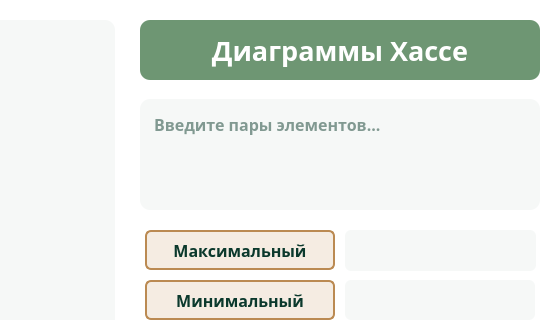
den4ik2975/courseWork, file ui/MainWindow.ui: the form before one commit; both pictures show x 565 to 1125 and y 0 to 320 of the 1125 by 700 pixel window.
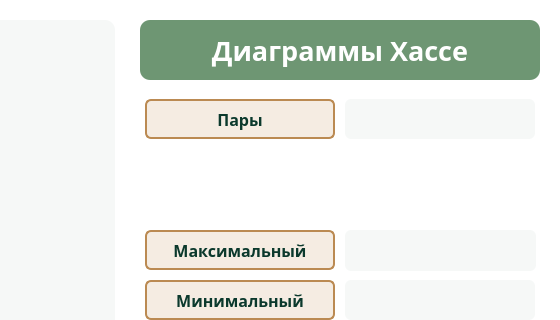
The form after the commit.

Diff of the .ui file:
```diff
--- a/ui/MainWindow.ui
+++ b/ui/MainWindow.ui
@@ -182,55 +182,6 @@
      <string>Наибольший</string>
     </property>
    </widget>
-   <widget class="QPlainTextEdit" name="plainTextEdit_2">
-    <property name="geometry">
-     <rect>
-      <x>705</x>
-      <y>99</y>
-      <width>400</width>
-      <height>111</height>
-     </rect>
-    </property>
-    <property name="font">
-     <font>
-      <family>Century Gothic</family>
-      <pointsize>12</pointsize>
-      <weight>75</weight>
-      <bold>true</bold>
-     </font>
-    </property>
-    <property name="styleSheet">
-     <string notr="true">color: #0b392c;
-border-radius: 10px;
-background-color: #f6f8f7;
-padding-left: 10px;
-padding-top: 10px;</string>
-    </property>
-    <property name="frameShape">
-     <enum>QFrame::NoFrame</enum>
-    </property>
-    <property name="frameShadow">
-     <enum>QFrame::Raised</enum>
-    </property>
-    <property name="lineWidth">
-     <number>1</number>
-    </property>
-    <property name="midLineWidth">
-     <number>1</number>
-    </property>
-    <property name="lineWrapMode">
-     <enum>QPlainTextEdit::WidgetWidth</enum>
-    </property>
-    <property name="cursorWidth">
-     <number>2</number>
-    </property>
-    <property name="backgroundVisible">
-     <bool>false</bool>
-    </property>
-    <property name="placeholderText">
-     <string notr="true">Введите пары элементов...</string>
-    </property>
-   </widget>
    <widget class="QLabel" name="maxes">
     <property name="geometry">
      <rect>
@@ -630,6 +581,74 @@
      <number>-1</number>
     </property>
    </widget>
+   <widget class="QPushButton" name="pairButton">
+    <property name="geometry">
+     <rect>
+      <x>710</x>
+      <y>99</y>
+      <width>190</width>
+      <height>40</height>
+     </rect>
+    </property>
+    <property name="font">
+     <font>
+      <family>Century Gothic</family>
+      <pointsize>12</pointsize>
+      <weight>75</weight>
+      <bold>true</bold>
+     </font>
+    </property>
+    <property name="styleSheet">
+     <string notr="true">QPushButton {
+	background-color: #F5ECE2;
+	color: #0b392c;
+	border-radius: 6px;
+	border: 2px solid #bb8a52;
+}
+
+QPushButton:hover {
+	background-color: #bb8a52;
+	color: white;
+}</string>
+    </property>
+    <property name="text">
+     <string>Пары</string>
+    </property>
+   </widget>
+   <widget class="QLabel" name="pair">
+    <property name="geometry">
+     <rect>
+      <x>910</x>
+      <y>99</y>
+      <width>190</width>
+      <height>40</height>
+     </rect>
+    </property>
+    <property name="font">
+     <font>
+      <family>Century Gothic</family>
+      <pointsize>12</pointsize>
+      <weight>75</weight>
+      <bold>true</bold>
+     </font>
+    </property>
+    <property name="styleSheet">
+     <string notr="true">background-color: #f6f8f7;
+color: #0b392c;
+padding-left: 10px;
+border-radius: 6px;
+</string>
+    </property>
+    <property name="textFormat">
+     <enum>Qt::PlainText</enum>
+    </property>
+    <property name="alignment">
+     <set>Qt::AlignLeading|Qt::AlignLeft|Qt::AlignVCenter</set>
+    </property>
+    <property name="indent">
+     <number>-1</number>
+    </property>
+   </widget>
   </widget>
  </widget>
  <resources/>
```
